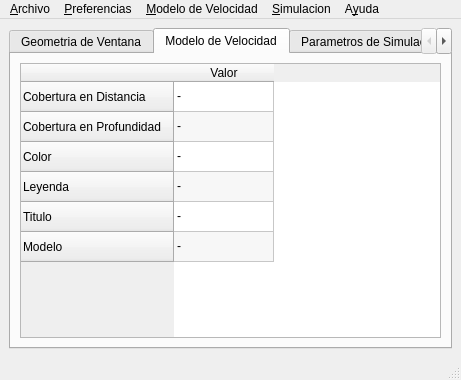
This is Dialogs/mainwindow.ui in edvelezg/viper-sugui as Qt 5 draws it before an edit. The edited form follows.
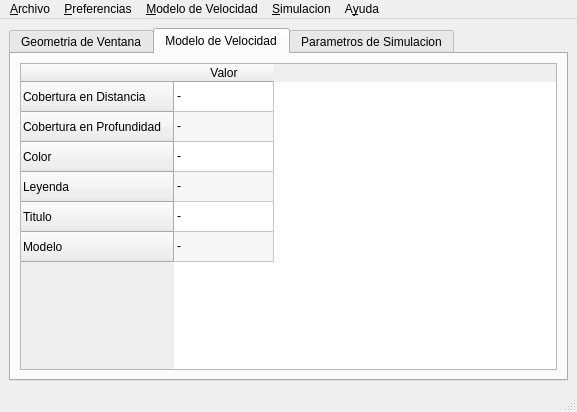
This is the edited form.

Patch:
```diff
--- a/Dialogs/mainwindow.ui
+++ b/Dialogs/mainwindow.ui
@@ -5,8 +5,8 @@
    <rect>
     <x>0</x>
     <y>0</y>
-    <width>461</width>
-    <height>380</height>
+    <width>577</width>
+    <height>412</height>
    </rect>
   </property>
   <property name="windowTitle" >
@@ -338,7 +338,7 @@
     <rect>
      <x>0</x>
      <y>0</y>
-     <width>461</width>
+     <width>577</width>
      <height>22</height>
     </rect>
    </property>
```
